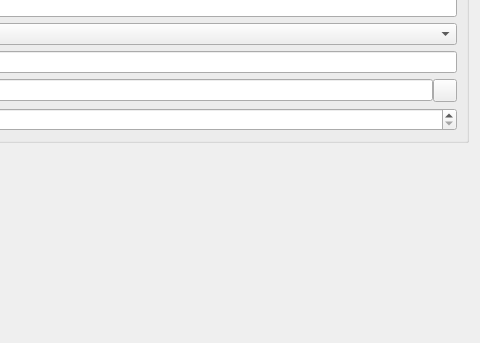
KDE/kate, file part/part/dialogs/filetypeconfigwidget.ui: the form before one commit; both pictures show x 138 to 618 and y 129 to 472 of the 618 by 472 pixel window.
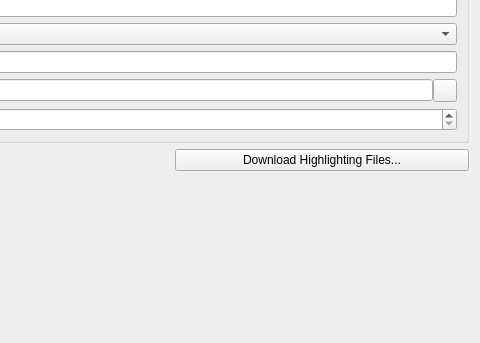
The form after the commit.

```diff
--- a/part/part/dialogs/filetypeconfigwidget.ui
+++ b/part/part/dialogs/filetypeconfigwidget.ui
@@ -210,15 +210,22 @@
      </layout>
     </widget>
    </item>
-   <item row="2" column="2" colspan="2" >
+   <item row="2" column="4" >
+    <widget class="QPushButton" name="btnDownload" >
+     <property name="text" >
+      <string>Download Highlighting Files...</string>
+     </property>
+    </widget>
+   </item>
+   <item row="3" column="2" colspan="2" >
     <spacer>
      <property name="orientation" >
       <enum>Qt::Vertical</enum>
      </property>
      <property name="sizeHint" >
       <size>
-       <width>20</width>
-       <height>40</height>
+       <width>160</width>
+       <height>71</height>
       </size>
      </property>
     </spacer>
```
